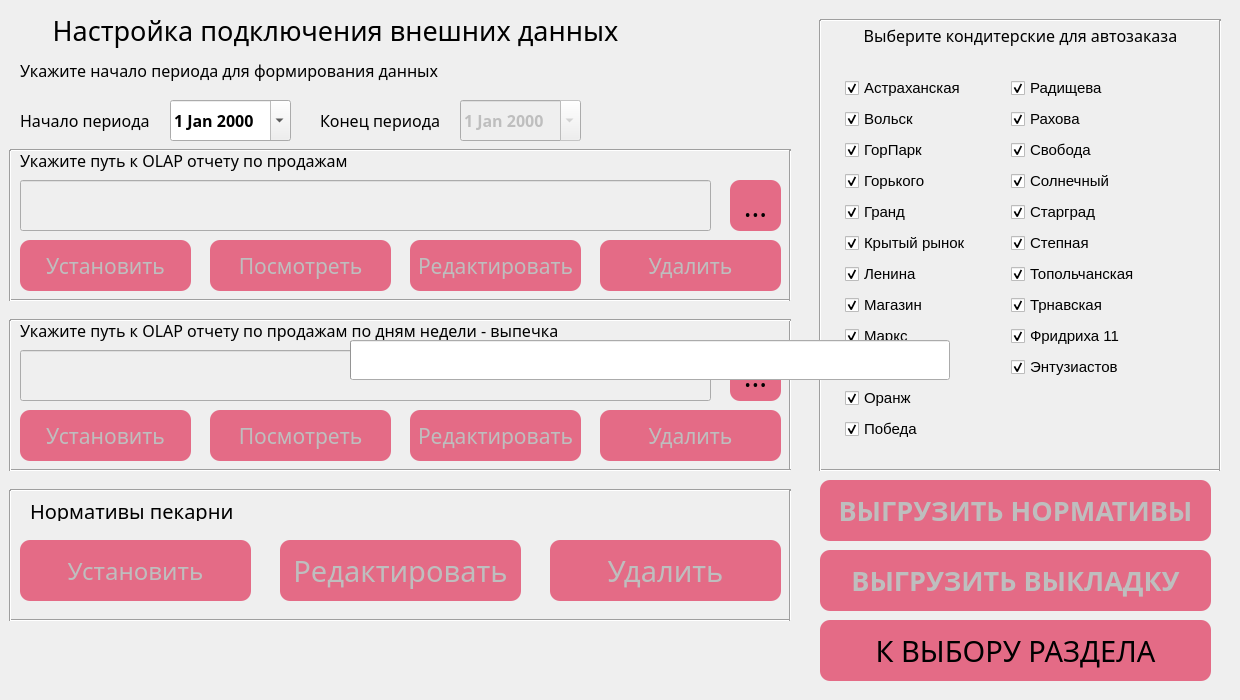
Old version of the form ui/bakery.ui in the repository PavelZagumenkin/Malina_Orders_v1.
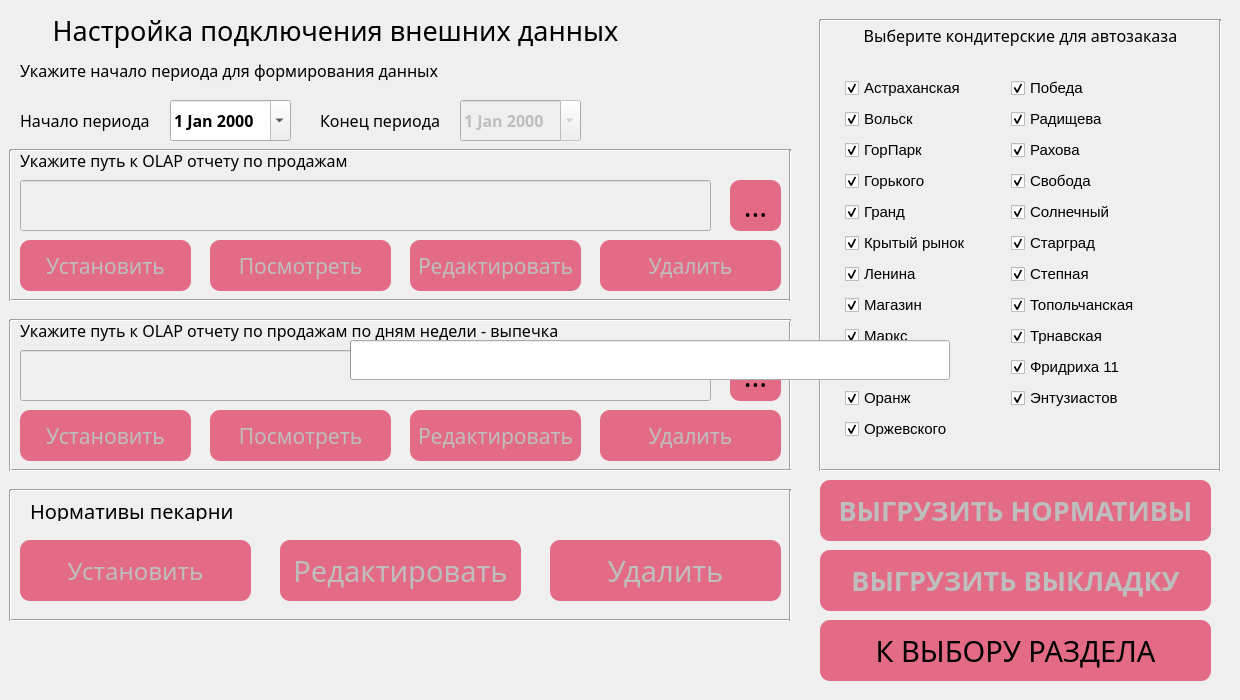
New version of the form. Icons and pictures are not drawn.

Commit message: Добавил Оржевского

The edit to the form file:
```diff
--- a/ui/bakery.ui
+++ b/ui/bakery.ui
@@ -967,96 +967,6 @@
      <property name="topMargin">
       <number>5</number>
      </property>
-     <item row="0" column="1">
-      <widget class="QCheckBox" name="cb_radisheva">
-       <property name="font">
-        <font>
-         <pointsize>11</pointsize>
-        </font>
-       </property>
-       <property name="text">
-        <string>Радищева</string>
-       </property>
-       <property name="checked">
-        <bool>true</bool>
-       </property>
-      </widget>
-     </item>
-     <item row="1" column="1">
-      <widget class="QCheckBox" name="cb_rahova">
-       <property name="font">
-        <font>
-         <pointsize>11</pointsize>
-        </font>
-       </property>
-       <property name="text">
-        <string>Рахова</string>
-       </property>
-       <property name="checked">
-        <bool>true</bool>
-       </property>
-      </widget>
-     </item>
-     <item row="2" column="1">
-      <widget class="QCheckBox" name="cb_svoboda">
-       <property name="font">
-        <font>
-         <pointsize>11</pointsize>
-        </font>
-       </property>
-       <property name="text">
-        <string>Свобода</string>
-       </property>
-       <property name="checked">
-        <bool>true</bool>
-       </property>
-      </widget>
-     </item>
-     <item row="3" column="1">
-      <widget class="QCheckBox" name="cb_solnechnii">
-       <property name="font">
-        <font>
-         <pointsize>11</pointsize>
-        </font>
-       </property>
-       <property name="text">
-        <string>Солнечный</string>
-       </property>
-       <property name="checked">
-        <bool>true</bool>
-       </property>
-      </widget>
-     </item>
-     <item row="4" column="1">
-      <widget class="QCheckBox" name="cb_stargrad">
-       <property name="font">
-        <font>
-         <pointsize>11</pointsize>
-        </font>
-       </property>
-       <property name="text">
-        <string>Старград</string>
-       </property>
-       <property name="checked">
-        <bool>true</bool>
-       </property>
-      </widget>
-     </item>
-     <item row="5" column="1">
-      <widget class="QCheckBox" name="cb_stepnaya">
-       <property name="font">
-        <font>
-         <pointsize>11</pointsize>
-        </font>
-       </property>
-       <property name="text">
-        <string>Степная</string>
-       </property>
-       <property name="checked">
-        <bool>true</bool>
-       </property>
-      </widget>
-     </item>
      <item row="6" column="0">
       <widget class="QCheckBox" name="cb_lenina">
        <property name="font">
@@ -1072,21 +982,6 @@
        </property>
       </widget>
      </item>
-     <item row="6" column="1">
-      <widget class="QCheckBox" name="cb_topol">
-       <property name="font">
-        <font>
-         <pointsize>11</pointsize>
-        </font>
-       </property>
-       <property name="text">
-        <string>Топольчанская</string>
-       </property>
-       <property name="checked">
-        <bool>true</bool>
-       </property>
-      </widget>
-     </item>
      <item row="7" column="0">
       <widget class="QCheckBox" name="cb_magazin">
        <property name="font">
@@ -1102,21 +997,6 @@
        </property>
       </widget>
      </item>
-     <item row="7" column="1">
-      <widget class="QCheckBox" name="cb_trnavskaya">
-       <property name="font">
-        <font>
-         <pointsize>11</pointsize>
-        </font>
-       </property>
-       <property name="text">
-        <string>Трнавская</string>
-       </property>
-       <property name="checked">
-        <bool>true</bool>
-       </property>
-      </widget>
-     </item>
      <item row="8" column="0">
       <widget class="QCheckBox" name="cb_marks">
        <property name="font">
@@ -1132,21 +1012,6 @@
        </property>
       </widget>
      </item>
-     <item row="8" column="1">
-      <widget class="QCheckBox" name="cb_fridriha">
-       <property name="font">
-        <font>
-         <pointsize>11</pointsize>
-        </font>
-       </property>
-       <property name="text">
-        <string>Фридриха 11</string>
-       </property>
-       <property name="checked">
-        <bool>true</bool>
-       </property>
-      </widget>
-     </item>
      <item row="9" column="0">
       <widget class="QCheckBox" name="cb_moskovskaya">
        <property name="font">
@@ -1162,21 +1027,6 @@
        </property>
       </widget>
      </item>
-     <item row="9" column="1">
-      <widget class="QCheckBox" name="cb_entuziastov">
-       <property name="font">
-        <font>
-         <pointsize>11</pointsize>
-        </font>
-       </property>
-       <property name="text">
-        <string>Энтузиастов</string>
-       </property>
-       <property name="checked">
-        <bool>true</bool>
-       </property>
-      </widget>
-     </item>
      <item row="10" column="0">
       <widget class="QCheckBox" name="cb_orang">
        <property name="font">
@@ -1192,21 +1042,6 @@
        </property>
       </widget>
      </item>
-     <item row="11" column="0">
-      <widget class="QCheckBox" name="cb_pobeda">
-       <property name="font">
-        <font>
-         <pointsize>11</pointsize>
-        </font>
-       </property>
-       <property name="text">
-        <string>Победа</string>
-       </property>
-       <property name="checked">
-        <bool>true</bool>
-       </property>
-      </widget>
-     </item>
      <item row="5" column="0">
       <widget class="QCheckBox" name="cb_kr">
        <property name="font">
@@ -1297,6 +1132,186 @@
        </property>
       </widget>
      </item>
+     <item row="10" column="1">
+      <widget class="QCheckBox" name="cb_entuziastov">
+       <property name="font">
+        <font>
+         <pointsize>11</pointsize>
+        </font>
+       </property>
+       <property name="text">
+        <string>Энтузиастов</string>
+       </property>
+       <property name="checked">
+        <bool>true</bool>
+       </property>
+      </widget>
+     </item>
+     <item row="9" column="1">
+      <widget class="QCheckBox" name="cb_fridriha">
+       <property name="font">
+        <font>
+         <pointsize>11</pointsize>
+        </font>
+       </property>
+       <property name="text">
+        <string>Фридриха 11</string>
+       </property>
+       <property name="checked">
+        <bool>true</bool>
+       </property>
+      </widget>
+     </item>
+     <item row="8" column="1">
+      <widget class="QCheckBox" name="cb_trnavskaya">
+       <property name="font">
+        <font>
+         <pointsize>11</pointsize>
+        </font>
+       </property>
+       <property name="text">
+        <string>Трнавская</string>
+       </property>
+       <property name="checked">
+        <bool>true</bool>
+       </property>
+      </widget>
+     </item>
+     <item row="7" column="1">
+      <widget class="QCheckBox" name="cb_topol">
+       <property name="font">
+        <font>
+         <pointsize>11</pointsize>
+        </font>
+       </property>
+       <property name="text">
+        <string>Топольчанская</string>
+       </property>
+       <property name="checked">
+        <bool>true</bool>
+       </property>
+      </widget>
+     </item>
+     <item row="6" column="1">
+      <widget class="QCheckBox" name="cb_stepnaya">
+       <property name="font">
+        <font>
+         <pointsize>11</pointsize>
+        </font>
+       </property>
+       <property name="text">
+        <string>Степная</string>
+       </property>
+       <property name="checked">
+        <bool>true</bool>
+       </property>
+      </widget>
+     </item>
+     <item row="5" column="1">
+      <widget class="QCheckBox" name="cb_stargrad">
+       <property name="font">
+        <font>
+         <pointsize>11</pointsize>
+        </font>
+       </property>
+       <property name="text">
+        <string>Старград</string>
+       </property>
+       <property name="checked">
+        <bool>true</bool>
+       </property>
+      </widget>
+     </item>
+     <item row="4" column="1">
+      <widget class="QCheckBox" name="cb_solnechnii">
+       <property name="font">
+        <font>
+         <pointsize>11</pointsize>
+        </font>
+       </property>
+       <property name="text">
+        <string>Солнечный</string>
+       </property>
+       <property name="checked">
+        <bool>true</bool>
+       </property>
+      </widget>
+     </item>
+     <item row="3" column="1">
+      <widget class="QCheckBox" name="cb_svoboda">
+       <property name="font">
+        <font>
+         <pointsize>11</pointsize>
+        </font>
+       </property>
+       <property name="text">
+        <string>Свобода</string>
+       </property>
+       <property name="checked">
+        <bool>true</bool>
+       </property>
+      </widget>
+     </item>
+     <item row="2" column="1">
+      <widget class="QCheckBox" name="cb_rahova">
+       <property name="font">
+        <font>
+         <pointsize>11</pointsize>
+        </font>
+       </property>
+       <property name="text">
+        <string>Рахова</string>
+       </property>
+       <property name="checked">
+        <bool>true</bool>
+       </property>
+      </widget>
+     </item>
+     <item row="1" column="1">
+      <widget class="QCheckBox" name="cb_radisheva">
+       <property name="font">
+        <font>
+         <pointsize>11</pointsize>
+        </font>
+       </property>
+       <property name="text">
+        <string>Радищева</string>
+       </property>
+       <property name="checked">
+        <bool>true</bool>
+       </property>
+      </widget>
+     </item>
+     <item row="0" column="1">
+      <widget class="QCheckBox" name="cb_pobeda">
+       <property name="font">
+        <font>
+         <pointsize>11</pointsize>
+        </font>
+       </property>
+       <property name="text">
+        <string>Победа</string>
+       </property>
+       <property name="checked">
+        <bool>true</bool>
+       </property>
+      </widget>
+     </item>
+     <item row="11" column="0">
+      <widget class="QCheckBox" name="cb_orgevskogo">
+       <property name="font">
+        <font>
+         <pointsize>11</pointsize>
+        </font>
+       </property>
+       <property name="text">
+        <string>Оржевского</string>
+       </property>
+       <property name="checked">
+        <bool>true</bool>
+       </property>
+      </widget>
+     </item>
     </layout>
    </widget>
    <widget class="Line" name="line">
```
Left out of the diff: 18 changed lines with no effect on the pictures. The commit also changes 5 other files.
